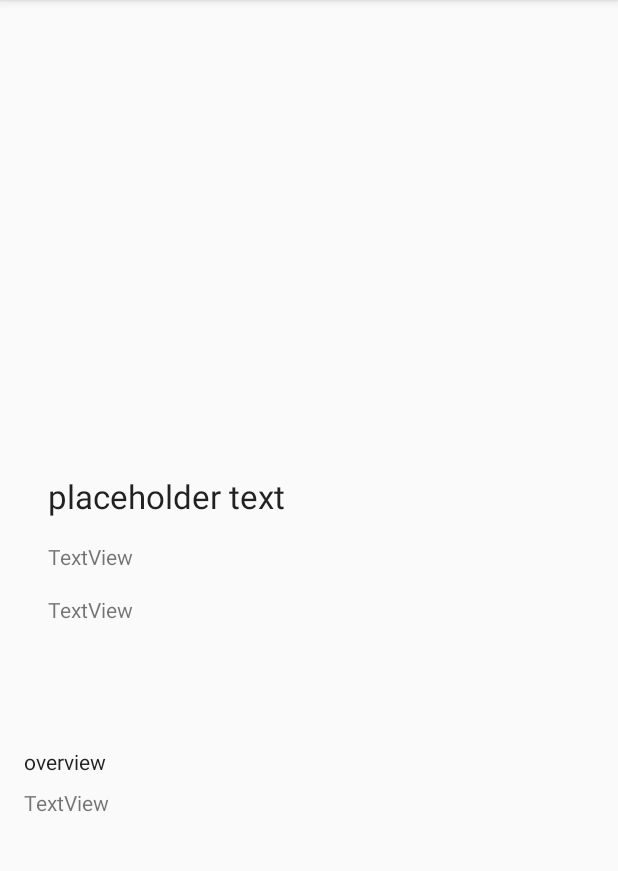
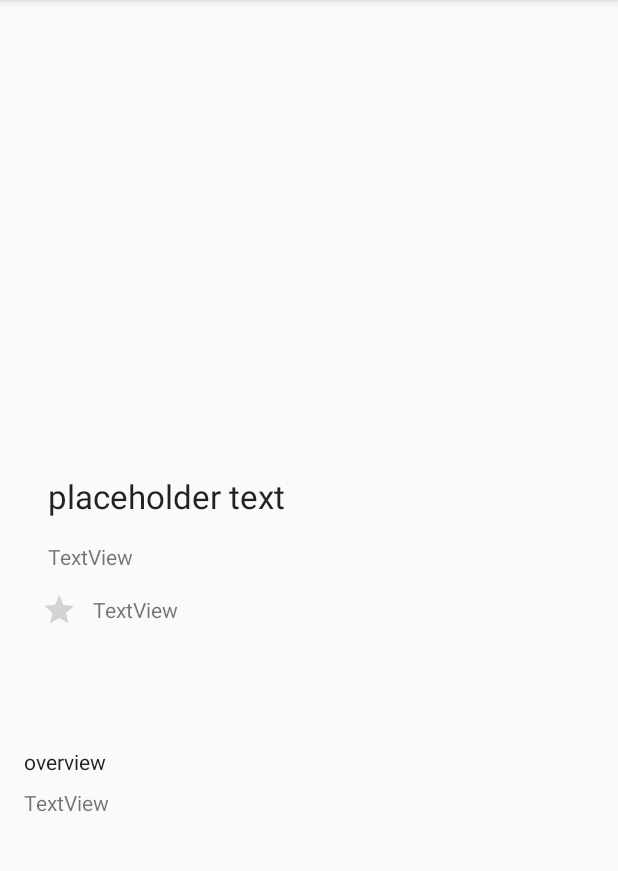
Before and after one commit to Casvantrierum/level6-task2, an Android app: the MovieInfoFragment screen opened through its navigation route, on a phone screen of 412 x 824 dp, the part 84-955 px from its top. Run offline under Robolectric (Android 15) with nearby library versions, the phone set to English and light mode, and no system bars; pictures from the network do not load.

Commit message:
added functionality to load more movies than 20

```diff
--- a/app/src/main/java/com/example/level6_task2/api/MovieListApiService.kt
+++ b/app/src/main/java/com/example/level6_task2/api/MovieListApiService.kt
@@ -11,4 +11,9 @@ interface MovieListApiService {
     // The GET method needed to retrieve a random number trivia.
     @GET("/3/discover/movie?api_key="+BuildConfig.TMDB_API_KEY+"&language=en-US&include_adult=false&include_video=false&page=1")
     suspend fun getMovieListByYear(@Query("primary_release_year")year: String): MovieList
+
+
+    // The GET method needed to retrieve a random number trivia.
+    @GET("/3/discover/movie?api_key="+BuildConfig.TMDB_API_KEY+"&language=en-US&include_adult=false&include_video=false")
+    suspend fun addMoreMovies(@Query("primary_release_year")year: String, @Query("page")page: Int,): MovieList
 }
--- a/app/src/main/java/com/example/level6_task2/model/MovieList.kt
+++ b/app/src/main/java/com/example/level6_task2/model/MovieList.kt
@@ -6,5 +6,5 @@ data class MovieList (
     @SerializedName("page") val page : Int,
     @SerializedName("total_results") val total_results : Int,
     @SerializedName("total_pages") val total_pages : Int,
-    @SerializedName("results") val results : List<Movie>
+    @SerializedName("results") var results : ArrayList<Movie>
 )
--- a/app/src/main/java/com/example/level6_task2/ui/MovieInfoFragment.kt
+++ b/app/src/main/java/com/example/level6_task2/ui/MovieInfoFragment.kt
@@ -66,5 +66,9 @@ class MovieInfoFragment : Fragment() {
         tvRelease.text = movie.release_date
         tvRating.text = movie.vote_average.toString()
         tvOverview.text = movie.overview
+
+        var rating : Float = ((movie.vote_average/10).toFloat())
+        Log.i("rating", rating.toString())
+        ratingBar.rating = rating
     }
 }
--- a/app/src/main/java/com/example/level6_task2/ui/MovieListFragment.kt
+++ b/app/src/main/java/com/example/level6_task2/ui/MovieListFragment.kt
@@ -2,23 +2,24 @@ package com.example.level6_task2.ui
 
 import android.os.Bundle
 import android.util.Log
-import androidx.fragment.app.Fragment
 import android.view.LayoutInflater
 import android.view.View
 import android.view.ViewGroup
 import android.widget.Button
+import androidx.fragment.app.Fragment
 import androidx.fragment.app.viewModels
 import androidx.lifecycle.ViewModelProvider
 import androidx.navigation.fragment.findNavController
 import androidx.recyclerview.widget.DividerItemDecoration
 import androidx.recyclerview.widget.GridLayoutManager
+import androidx.recyclerview.widget.RecyclerView
 import com.example.level6_task2.R
+import com.example.level6_task2.adapter.MovieListAdapter
+import com.example.level6_task2.model.Movie
 import com.example.level6_task2.viewmodels.MovieListViewModel
 import com.example.level6_task2.viewmodels.MovieViewModel
-import com.example.level6_task2.adapter.MovieListAdapter
-import com.example.level6_task2.model.Movie
-import kotlinx.android.synthetic.main.fragment_movie_info.*
 import kotlinx.android.synthetic.main.fragment_movie_list.*
+
 
 /**
  * A simple [Fragment] subclass as the default destination in the navigation.
@@ -32,9 +33,10 @@ class MovieListFragment : Fragment() {
     private val movieListViewModel: MovieListViewModel by viewModels()
     private lateinit var movieViewModel: MovieViewModel
 
+
     override fun onCreateView(
-            inflater: LayoutInflater, container: ViewGroup?,
-            savedInstanceState: Bundle?
+        inflater: LayoutInflater, container: ViewGroup?,
+        savedInstanceState: Bundle?
     ): View? {
         // Inflate the layout for this fragment
         return inflater.inflate(R.layout.fragment_movie_list, container, false)
@@ -53,8 +55,18 @@ class MovieListFragment : Fragment() {
         movieListAdapter = MovieListAdapter(movieList, ::onColorClick)
         rvMovies.layoutManager =
             GridLayoutManager(context, 2)
-        rvMovies.addItemDecoration(DividerItemDecoration(context,DividerItemDecoration.VERTICAL))
+        rvMovies.addItemDecoration(DividerItemDecoration(context, DividerItemDecoration.VERTICAL))
         rvMovies.adapter = movieListAdapter
+
+        rvMovies.addOnScrollListener(object : RecyclerView.OnScrollListener() {
+            override fun onScrollStateChanged(recyclerView: RecyclerView, newState: Int) {
+                super.onScrollStateChanged(recyclerView, newState)
+                if (!recyclerView.canScrollVertically(1) && newState == RecyclerView.SCROLL_STATE_IDLE) {
+                    val year = etYear.text.toString()
+                    movieListViewModel.addMoreMovies()
+                }
+            }
+        })
 
         observeMovieList()
     }
--- a/app/src/main/res/layout/fragment_movie_info.xml
+++ b/app/src/main/res/layout/fragment_movie_info.xml
@@ -4,7 +4,9 @@
     xmlns:tools="http://schemas.android.com/tools"
     android:layout_width="match_parent"
     android:layout_height="match_parent"
+    android:backgroundTint="#FFAA00"
     tools:context=".ui.MovieInfoFragment">
+
     <androidx.constraintlayout.widget.ConstraintLayout
         android:layout_width="match_parent"
         android:layout_height="match_parent">
@@ -23,10 +25,10 @@
             app:layout_constraintTop_toBottomOf="@+id/ivBackdrop" />
 
         <ImageView
-            android:scaleType="centerCrop"
             android:id="@+id/ivBackdrop"
             android:layout_width="match_parent"
             android:layout_height="300dp"
+            android:scaleType="centerCrop"
             app:layout_constraintEnd_toEndOf="parent"
             app:layout_constraintStart_toStartOf="parent"
             app:layout_constraintTop_toTopOf="parent"
@@ -56,10 +58,9 @@
             android:id="@+id/tvRating"
             android:layout_width="wrap_content"
             android:layout_height="wrap_content"
-            android:layout_marginStart="16dp"
             android:layout_marginTop="16dp"
             android:text="TextView"
-            app:layout_constraintStart_toEndOf="@+id/ivPoster"
+            app:layout_constraintStart_toEndOf="@+id/ratingBar"
             app:layout_constraintTop_toBottomOf="@+id/tvRelease" />
 
         <TextView
@@ -87,5 +88,17 @@
             app:layout_constraintStart_toStartOf="parent"
             app:layout_constraintTop_toBottomOf="@+id/tvOverviewTitle" />
 
+        <RatingBar
+            android:id="@+id/ratingBar"
+            android:layout_width="46dp"
+            android:layout_height="56dp"
+            android:numStars="1"
+            android:scaleX=".5"
+            android:scaleY=".5"
+            android:secondaryProgressTint="#009688"
+            android:stepSize="0.05"
+            app:layout_constraintStart_toEndOf="@+id/ivPoster"
+            app:layout_constraintTop_toBottomOf="@+id/tvRelease" />
+
     </androidx.constraintlayout.widget.ConstraintLayout>
 </ScrollView>
--- a/app/src/main/res/layout/fragment_movie_list.xml
+++ b/app/src/main/res/layout/fragment_movie_list.xml
@@ -48,8 +48,9 @@
     <androidx.recyclerview.widget.RecyclerView
         android:id="@+id/rvMovies"
         android:layout_width="match_parent"
-        android:layout_height="wrap_content"
+        android:layout_height="0dp"
         android:layout_margin="16dp"
+        app:layout_constraintBottom_toBottomOf="parent"
         app:layout_constraintEnd_toEndOf="parent"
         app:layout_constraintStart_toStartOf="parent"
         app:layout_constraintTop_toBottomOf="@+id/btnSubmit" />
```
Also changed, not shown: app/src/main/java/com/example/level6_task2/repository/MovieListRepository.kt (+24 -0 lines), app/src/main/java/com/example/level6_task2/viewmodels/MovieListViewModel.kt (+12 -0 lines).
